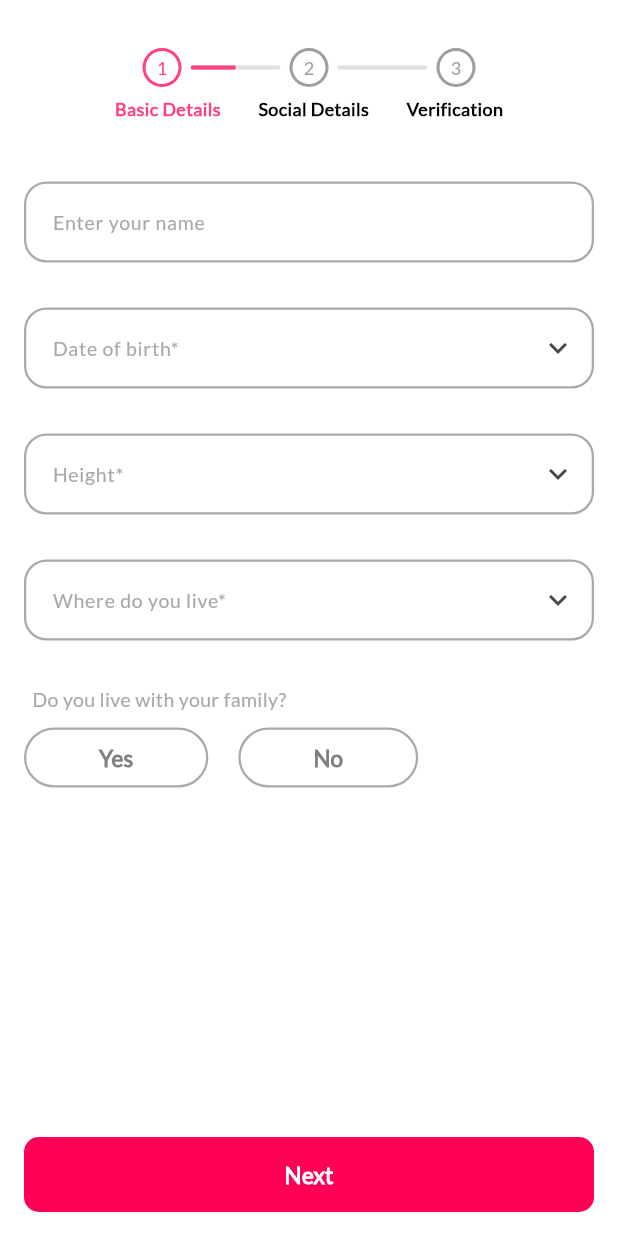
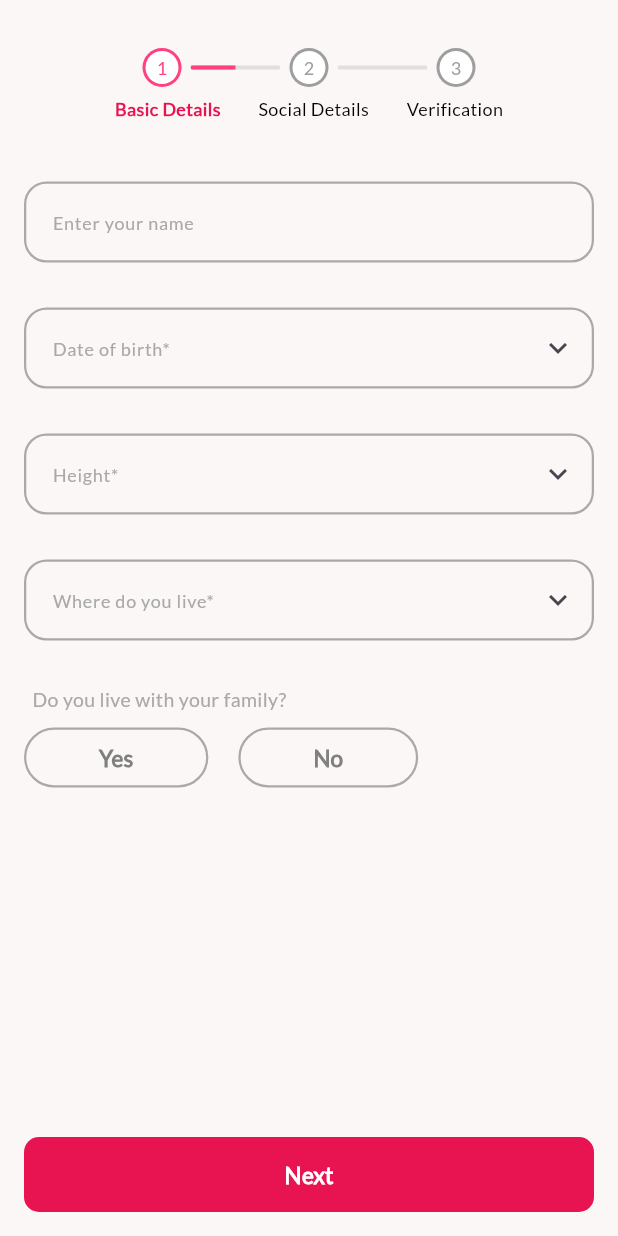
Before and after one commit to Vipin960960/nikah_forever_ui, a Flutter app: the screen it shows after launch, on a phone screen of 412 x 824 dp. Run offline on Flutter 3.47's test engine with Material 3 defaults, Android fonts, the light colour scheme and no system bars; our stand-ins replace get.

Commit message:
Nikah forver ui second commit

```diff
--- a/lib/app/app_widgets/custom_text_form_field.dart
+++ b/lib/app/app_widgets/custom_text_form_field.dart
@@ -36,11 +36,6 @@ class CustomTextFormField extends StatelessWidget {
       child: TextFormField(
         controller: controller,
         readOnly: onTap != null ? true : false,
-        onTap: () {
-          if (onTap != null) {
-            onTap!(controller.text);
-          }
-        },
         autovalidateMode: AutovalidateMode.onUserInteraction,
         textCapitalization: TextCapitalization.sentences,
         keyboardType: keyboardType ?? TextInputType.text,
@@ -48,17 +43,21 @@ class CustomTextFormField extends StatelessWidget {
         inputFormatters: inputFormatters,
         validator: validator,
         obscureText: obscureText ?? false,
+        onTap: () {
+          if (onTap != null) {
+            onTap!(controller.text);
+          }
+        },
         decoration: InputDecoration(
           filled: true,
           labelText: labelText,
           floatingLabelStyle:
               AppTextStyle.regular(fontSize: 15, color: AppColors.greyLight),
           labelStyle:
-              AppTextStyle.regular(fontSize: 13, color: AppColors.greyLight),
-          errorStyle:
-              AppTextStyle.regular(fontSize: 13, color: AppColors.redLight),
+              AppTextStyle.regular(fontSize: 12, color: AppColors.greyLight),
+          errorStyle: AppTextStyle.regular(fontSize: 13, color: AppColors.pink),
           contentPadding: const EdgeInsets.all(15),
-          fillColor: AppColors.white,
+          fillColor: AppColors.mainBackground,
           border: OutlineInputBorder(
             borderRadius: BorderRadius.circular(10),
             borderSide: BorderSide(
@@ -84,14 +83,14 @@ class CustomTextFormField extends StatelessWidget {
           focusedErrorBorder: OutlineInputBorder(
             borderRadius: BorderRadius.circular(15),
             borderSide: BorderSide(
-              color: AppColors.redLight,
+              color: AppColors.pink,
               width: 1.5,
             ),
           ),
           errorBorder: OutlineInputBorder(
             borderRadius: BorderRadius.circular(15),
             borderSide: BorderSide(
-              color: AppColors.redLight,
+              color: AppColors.pink,
               width: 1.5,
             ),
           ),
--- a/lib/app/constants/app_colors.dart
+++ b/lib/app/constants/app_colors.dart
@@ -1,10 +1,9 @@
 import 'package:flutter/material.dart';
 
 class AppColors {
-  static Color pinkAccent = Colors.pinkAccent;
-  static Color redLight = const Color(0xFFFF004D);
-  static Color pink = const Color(0xFFFF0059);
+  static Color pink = const Color(0xffe81451);
   static Color white = const Color(0xFFFFFFFF);
+  static Color mainBackground = const Color(0xFFFCF7F7);
   static Color black = const Color(0xff000000);
   static Color blackLight = const Color(0xFF303030);
   static Color greyDark = const Color(0xFF808080);
--- a/lib/app/modules/home/views/home_view.dart
+++ b/lib/app/modules/home/views/home_view.dart
@@ -12,7 +12,7 @@ class HomeView extends GetView<HomeController> {
   @override
   Widget build(BuildContext context) {
     return Scaffold(
-      backgroundColor: AppColors.white,
+      backgroundColor: AppColors.mainBackground,
       body: SingleChildScrollView(
         child: SizedBox(
           height: Get.height,
@@ -39,21 +39,21 @@ class HomeView extends GetView<HomeController> {
                       Text(
                         "Basic Details",
                         style: AppTextStyle.bold(
-                            fontSize: 12, color: AppColors.pinkAccent),
+                            fontSize: 12, color: AppColors.pink),
                       ),
                       const SizedBox(
                         width: 25,
                       ),
                       Text(
                         "Social Details",
-                        style: AppTextStyle.bold(fontSize: 12),
+                        style: AppTextStyle.regular(fontSize: 12),
                       ),
                       const SizedBox(
                         width: 25,
                       ),
                       Text(
                         "Verification",
-                        style: AppTextStyle.bold(fontSize: 12),
+                        style: AppTextStyle.regular(fontSize: 12),
                       ),
                     ],
                   ),
```
Also changed, not shown: lib/app/app_widgets/common_pop_up.dart (+56 -11 lines), lib/app/modules/home/controllers/home_controller.dart (+18 -1 lines).
